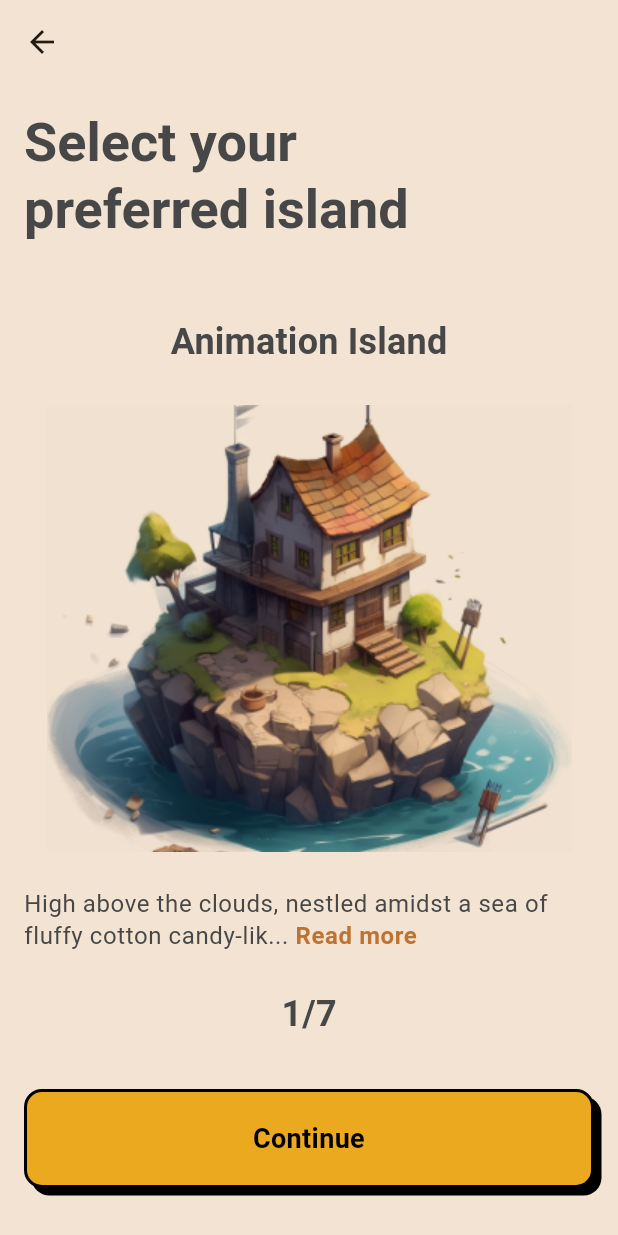
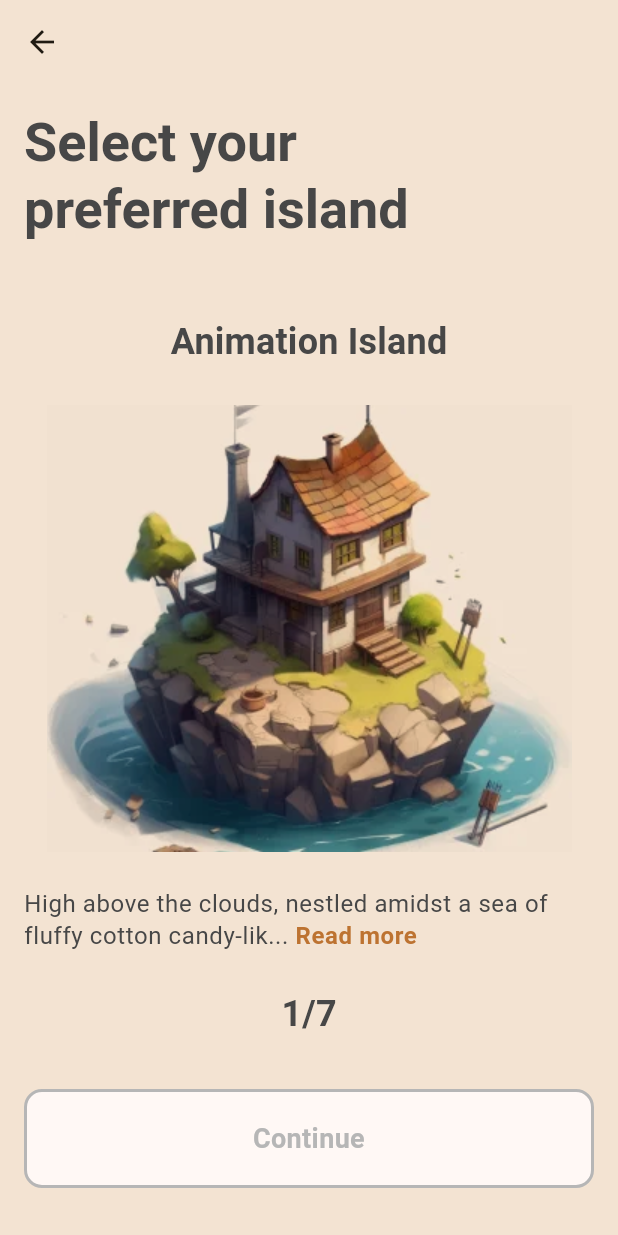
Before and after one commit to jnetc/visimo_app, a Flutter app: the SelectIslandScreen screen opened directly, on a phone screen of 412 x 824 dp. Run offline on Flutter 3.47's test engine with Material 3 defaults, Android fonts, the phone set to English and light mode, and no system bars; our stand-ins replace flutter_svg, geocoding, geolocator, image_picker.

Commit message:
initial state, update state, select island

```diff
--- /dev/null
+++ b/devtools_options.yaml
@@ -0,0 +1 @@
+extensions:
--- a/lib/screens/create-account/08-select-island/select_island_screen.dart
+++ b/lib/screens/create-account/08-select-island/select_island_screen.dart
@@ -19,11 +19,30 @@ class SelectIslandScreen extends StatefulWidget {
 
 class _SelectIslandScreenState extends State<SelectIslandScreen> {
   final ValueNotifier<int> _valueNotifier = ValueNotifier(1);
-  final int allIslands = islands.length;
+  PageController _pageController = PageController();
+  String selectedIslandName = '';
+
+  @override
+  void initState() {
+    super.initState();
+    // Get User model from Provider
+    final initUser = Provider.of<UserProvider>(context, listen: false).user;
+    // Is island was selected
+    if (initUser.island == null) {
+      return;
+    }
+    // Find index
+    final indexOfIsland = islands.indexOf(initUser.island!);
+    // Set values from Provider
+    _pageController = PageController(initialPage: indexOfIsland);
+    _valueNotifier.value = indexOfIsland + 1;
+    selectedIslandName = islands[indexOfIsland].name.name;
+  }
 
   @override
   void dispose() {
     _valueNotifier.dispose();
+    _pageController.dispose();
     super.dispose();
   }
 
@@ -51,9 +70,25 @@ class _SelectIslandScreenState extends State<SelectIslandScreen> {
           const SizedBox(height: size48),
           Expanded(
             child: PageView(
+              controller: _pageController,
+              // physics: const BouncingScrollPhysics(), // Кэширует элементы списка
+              // physics: const ClampingScrollPhysics(), // Не кэширует элементы списка
+              physics: const ClampingScrollPhysics(),
               onPageChanged: (int value) => getPageCount(value++),
               children: islands
-                  .map((Island island) => IslandViewPage(island: island))
+                  .map(
+                    (Island island) => GestureDetector(
+                      onTap: () {
+                        setState(() => selectedIslandName = island.name.name);
+                        read.updateUser(
+                            User(island: islands[_valueNotifier.value - 1]));
+                      },
+                      child: IslandViewPage(
+                        island: island,
+                        isSelected: selectedIslandName == island.name.name,
+                      ),
+                    ),
+                  )
                   .toList(),
             ),
           ),
@@ -62,7 +97,7 @@ class _SelectIslandScreenState extends State<SelectIslandScreen> {
             child: ValueListenableBuilder(
               valueListenable: _valueNotifier,
               builder: (context, value, _) => Text(
-                '${value.toString()}/$allIslands',
+                '${value.toString()}/${islands.length}', // Counter 1 / 7
                 style: Theme.of(context).textTheme.titleMedium,
               ),
             ),
@@ -76,7 +111,7 @@ class _SelectIslandScreenState extends State<SelectIslandScreen> {
             ),
             child: VisimoMainButton(
               buttonName: 'Continue',
-              isDisabled: false,
+              isDisabled: selectedIslandName.isEmpty,
               color: Theme.of(context).buttonTheme.colorScheme!.primary,
               handler: () {
                 read.updateUser(
--- a/lib/screens/create-account/08-select-island/widgets/island_modal.dart
+++ b/lib/screens/create-account/08-select-island/widgets/island_modal.dart
@@ -24,7 +24,7 @@ class IslandModal extends StatelessWidget {
         crossAxisAlignment: CrossAxisAlignment.stretch,
         children: [
           Image.asset(
-            'assets/islands/Island-${island.name.name}.png',
+            'assets/islands/Island-${island.name.name}.webp',
             width: 350,
             height: 350,
             colorBlendMode: BlendMode.multiply,
--- a/lib/screens/create-account/08-select-island/widgets/island_view_page.dart
+++ b/lib/screens/create-account/08-select-island/widgets/island_view_page.dart
@@ -11,9 +11,11 @@ class IslandViewPage extends StatelessWidget {
   const IslandViewPage({
     super.key,
     required this.island,
+    this.isSelected = false,
   });
 
   final Island island;
+  final bool isSelected;
 
   @override
   Widget build(BuildContext context) {
@@ -25,13 +27,18 @@ class IslandViewPage extends StatelessWidget {
         ),
         const SizedBox(height: size24),
         Expanded(
-          child: Image.asset(
-            'assets/islands/Island-${island.name.name}.png',
+          child: Stack(
+            children: [
+              Image.asset(
+                'assets/islands/Island-${island.name.name}.webp',
                 width: 350,
                 height: 350,
                 colorBlendMode: BlendMode.multiply,
                 color: VisimoColors.lightBackdrop,
                 fit: BoxFit.cover,
+              ),
+              if (isSelected) const Text('Selected'),
+            ],
           ),
         ),
         const SizedBox(height: size24),
@@ -64,7 +71,8 @@ class IslandViewPage extends StatelessWidget {
                         context: context,
                         builder: (context) {
                           return IslandModal(island: island);
-                          });
+                        },
+                      );
                     },
                 ),
               ],
--- a/lib/visimo_app.dart
+++ b/lib/visimo_app.dart
@@ -44,12 +44,12 @@ class _VisimoState extends State<Visimo> {
       // home: Test(
       //   key: UniqueKey(),
       // ),
-      home: const SelectIslandScreen(),
-      //   home: const StartScreen(
-      //       // toggle: toggle,
-      //       // UniqueKey(), Need to prevent error: "A GlobalKey was used multiple times inside one widget's child list"
-      //       // key: UniqueKey(),
-      //       ),
+      // home: const SelectIslandScreen(),
+      home: const StartScreen(
+          // toggle: toggle,
+          // UniqueKey(), Need to prevent error: "A GlobalKey was used multiple times inside one widget's child list"
+          // key: UniqueKey(),
+          ),
     );
   }
 }
```
Also changed, not shown: assets/islands/Island-animation.webp (added), assets/islands/Island-beauty.webp (added), assets/islands/Island-design.webp (added), assets/islands/Island-feather.webp (added), assets/islands/Island-sound.webp (added), assets/islands/Island-taste.webp (added), assets/islands/Island-technology.webp (added). Lines whose indentation alone changed are shown as unchanged.
